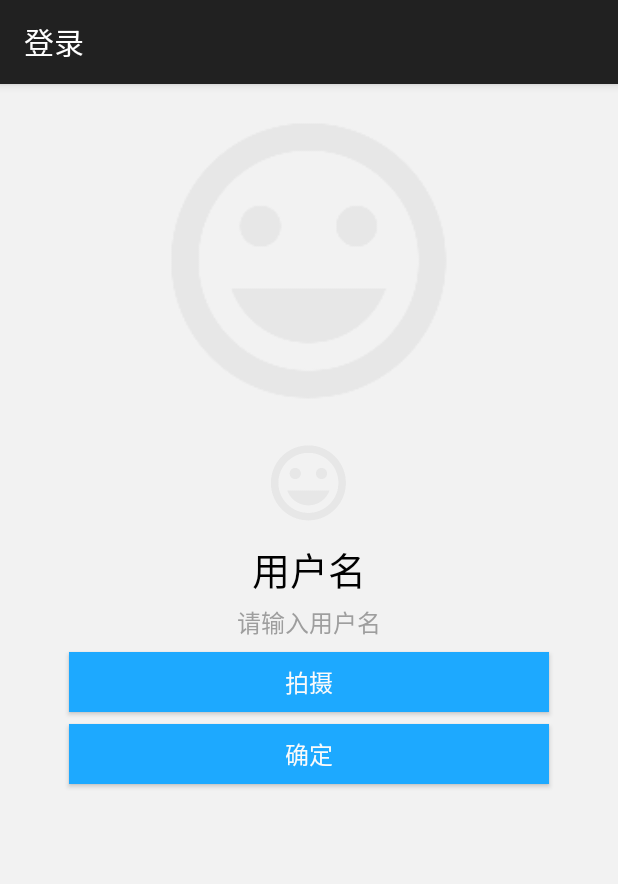
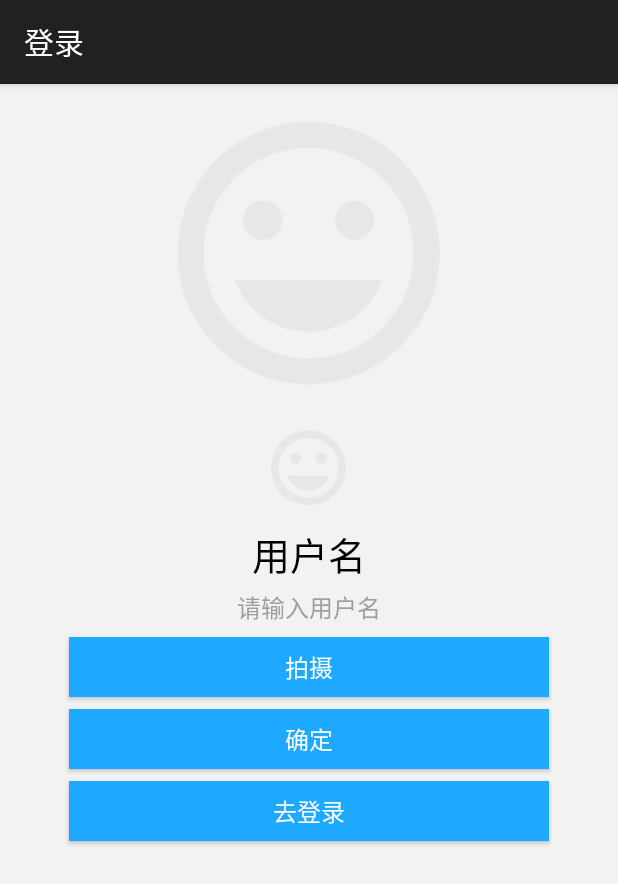
Before and after one commit to SunBeam4779/SentimentAnalysis, an Android app: the screen it shows after launch (LoginOrRegisterActivity), on a phone screen of 412 x 824 dp. Shown: the top 884 px of the screen. Run offline under Robolectric (Android 15) with nearby library versions, the phone set to English and light mode, and no system bars.

Commit message:
修改假登录流程

```diff
--- a/app/src/main/java/com/intsig/yann/analysis/AccountData.java
+++ b/app/src/main/java/com/intsig/yann/analysis/AccountData.java
@@ -15,7 +15,6 @@ public class AccountData implements BaseColumns {
     public static String CREATE_DATE = "create_date";
     public static String ACCOUNT_NAME = "account_name";
     public static String TABLE_PATH = "account_data";
-    public static String TABLE_PATH_WITH_NAME = "account_data/#";
+    public static String TABLE_PATH_WITH_NAME = "account_data/*";
     public static Uri CONTENT_URI = Uri.parse("content://" + AnalysisDataProvider.AUTHORITY + "/" + TABLE_PATH);
-    public static Uri CONTENT_URI_NAME = Uri.parse("content://" + AnalysisDataProvider.AUTHORITY + "/" + TABLE_PATH_WITH_NAME);
 }
--- a/app/src/main/java/com/intsig/yann/analysis/LoginOrRegisterActivity.java
+++ b/app/src/main/java/com/intsig/yann/analysis/LoginOrRegisterActivity.java
@@ -35,6 +35,7 @@ import java.io.File;
 public class LoginOrRegisterActivity extends AppCompatActivity implements View.OnClickListener{
 
     public static final String ACCOUNT_NAME = "ACCOUNT_NAME";
+    public static final String EXTRA_IS_LOGIN = "EXTRA_IS_LOGIN";
     private static final int REQUEST_PERMISSION = 102;
     private static final int REQUEST_CAMERA = 103;
     private static final int REQUEST_CROP = 104;
@@ -49,6 +50,7 @@ public class LoginOrRegisterActivity extends AppCompatActivity implements View.O
     private EditText registerEditText;
     private Button photoButton;
     private Button sureButton;
+    private Button goLoginButton;
     private String accountName;
     private long accountId = -1;
     private File currentPhotoFile;
@@ -79,13 +81,14 @@ public class LoginOrRegisterActivity extends AppCompatActivity implements View.O
         photoButton = (Button) findViewById(R.id.photo_Button);
         sureButton = (Button) findViewById(R.id.sure_Button);
         smallImageView = (ImageView) findViewById(R.id.small_ImageView);
+        goLoginButton = (Button) findViewById(R.id.go_login_Button);
     }
 
     private long getAccountId(String name) {
         long accountId = -1;
-        Cursor cursor = getContentResolver().query(Uri.parse(AccountData.CONTENT_URI_NAME + name),
+        Cursor cursor = getContentResolver().query(Uri.withAppendedPath(AccountData.CONTENT_URI, name),
                 new String[] {AccountData._ID}, null, null, null);
-        if (cursor != null && cursor.moveToFirst()) {
+        if (cursor != null && cursor.getCount() > 0 && cursor.moveToFirst()) {
             accountId = cursor.getLong(0);
         }
         Util.safeCloseCursor(cursor);
@@ -94,6 +97,14 @@ public class LoginOrRegisterActivity extends AppCompatActivity implements View.O
 
     private void initView() {
         accountName = PreferenceManager.getDefaultSharedPreferences(this).getString(ACCOUNT_NAME, "");
+        boolean isLogin = false;
+        if (getIntent() != null) {
+            isLogin = getIntent().getBooleanExtra(EXTRA_IS_LOGIN, false);
+        }
+        if (isLogin) {
+            registerLinearLayout.setVisibility(View.GONE);
+            loginLinearLayout.setVisibility(View.VISIBLE);
+        } else {
             if (!TextUtils.isEmpty(accountName)) {
                 accountId = getAccountId(accountName);
                 if (accountId > 0) {
@@ -106,10 +117,12 @@ public class LoginOrRegisterActivity extends AppCompatActivity implements View.O
                 registerLinearLayout.setVisibility(View.VISIBLE);
                 loginLinearLayout.setVisibility(View.GONE);
             }
+        }
         loginButton.setOnClickListener(this);
         registerTextView.setOnClickListener(this);
         photoButton.setOnClickListener(this);
         sureButton.setOnClickListener(this);
+        goLoginButton.setOnClickListener(this);
     }
 
     public static void startActivity(Activity activity) {
@@ -117,12 +130,20 @@ public class LoginOrRegisterActivity extends AppCompatActivity implements View.O
         activity.startActivity(intent);
     }
 
+    public static void startActivity(Activity activity, boolean isLogin) {
+        Intent intent = new Intent(activity, LoginOrRegisterActivity.class);
+        intent.putExtra(EXTRA_IS_LOGIN, isLogin);
+        activity.startActivity(intent);
+    }
+
     @Override
     public void onClick(View view) {
         int id = view.getId();
         if (id == R.id.login_Button) {
+            accountName = loginEditText.getText().toString();
             accountId = getAccountId(accountName);
             if (accountId > 0) {
+                PreferenceManager.getDefaultSharedPreferences(this).edit().putString(ACCOUNT_NAME, accountName).commit();
                 AnalysisHolderActivity.startActivity(this,accountId);
                 finish();
             } else {
@@ -154,6 +175,9 @@ public class LoginOrRegisterActivity extends AppCompatActivity implements View.O
             PreferenceManager.getDefaultSharedPreferences(this).edit().putString(ACCOUNT_NAME, accountName).commit();
             AnalysisHolderActivity.startActivity(this, accountId);
             finish();
+        } else if (id == R.id.go_login_Button) {
+            registerLinearLayout.setVisibility(View.GONE);
+            loginLinearLayout.setVisibility(View.VISIBLE);
         }
     }
     @Override
--- a/app/src/main/res/layout/activity_login.xml
+++ b/app/src/main/res/layout/activity_login.xml
@@ -124,5 +124,17 @@
             android:textSize="@dimen/text_size_16"
             android:background="@color/color_1da9ff"
             android:gravity="center"/>
+        <Button
+            android:id="@+id/go_login_Button"
+            android:layout_width="match_parent"
+            android:layout_marginTop="8dp"
+            android:layout_marginLeft="30dp"
+            android:layout_marginRight="30dp"
+            android:layout_height="40dp"
+            android:text="@string/go_login"
+            android:textColor="@color/color_fafafa"
+            android:textSize="@dimen/text_size_16"
+            android:background="@color/color_1da9ff"
+            android:gravity="center"/>
     </LinearLayout>
 </LinearLayout>
--- a/app/src/main/res/values/dimens.xml
+++ b/app/src/main/res/values/dimens.xml
@@ -2,7 +2,7 @@
     <!-- Default screen margins, per the Android Design guidelines. -->
     <dimen name="activity_horizontal_margin">16dp</dimen>
     <dimen name="activity_vertical_margin">16dp</dimen>
-    <dimen name="image_height">220dp</dimen>
+    <dimen name="image_height">210dp</dimen>
     <dimen name="text_size_14">14dp</dimen>
     <dimen name="text_size_16">16dp</dimen>
     <dimen name="text_size_25">25dp</dimen>
--- a/app/src/main/res/values/strings.xml
+++ b/app/src/main/res/values/strings.xml
@@ -16,4 +16,6 @@
     <string name="sure">确定</string>
     <string name="error_account">无效的用户名，请重新输入！</string>
     <string name="unComplete_info">请完善信息！</string>
+    <string name="change_account">切换账号</string>
+    <string name="go_login">去登录</string>
 </resources>
```
Also changed, not shown: app/src/main/java/com/intsig/yann/analysis/AnalysisHolderActivity.java (+11 -0 lines), app/src/main/res/layout/activity_main.xml (+47 -2 lines). Lines whose indentation alone changed are shown as unchanged.
